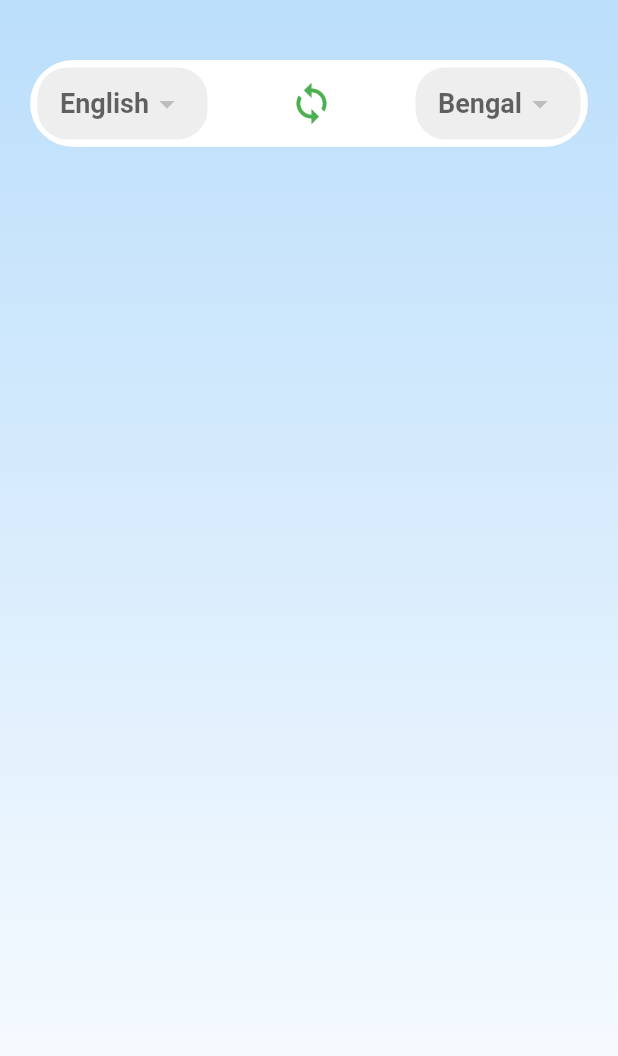
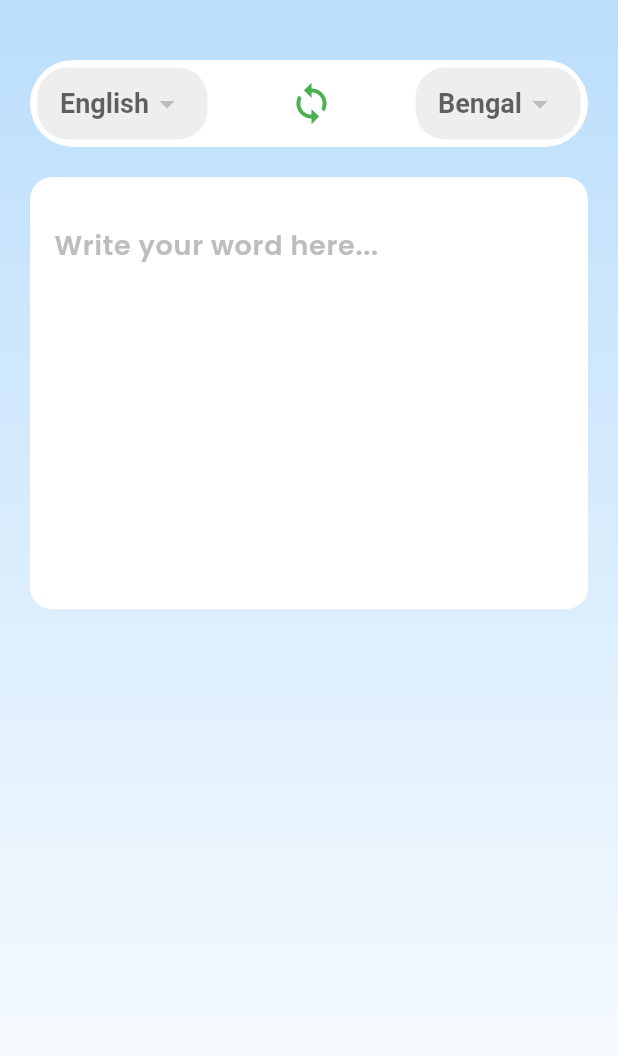
Before and after one commit to masud51435/translator_app, a Flutter app: the screen it shows after launch, on a phone screen of 412 x 824 dp. Shown: the top 1056 px of the screen. Run offline on Flutter 3.47's test engine with Material 3 defaults, Android fonts, the phone set to English and light mode, and no system bars; our stand-ins replace gap, get, google_fonts.

Commit message:
added custom field for show text

```diff
--- a/lib/screen/home_page/home_page.dart
+++ b/lib/screen/home_page/home_page.dart
@@ -1,6 +1,7 @@
 import 'package:flutter/material.dart';
 import 'package:gap/gap.dart';
 import 'package:get/get.dart';
+import 'widgets/custom_field_duo.dart';
 import 'widgets/top_language_section.dart';
 
 class HomePage extends StatelessWidget {
@@ -22,13 +23,13 @@ class HomePage extends StatelessWidget {
             ],
           ),
         ),
-        child: SingleChildScrollView(
-          padding: const EdgeInsets.symmetric(horizontal: 20, vertical: 40),
+        child: const SingleChildScrollView(
+          padding: EdgeInsets.symmetric(horizontal: 20, vertical: 40),
           child: Column(
             children: [
               TopLanguageSection(),
               Gap(20),
-
+              CustomFieldDuo(),
             ],
           ),
         ),
--- /dev/null
+++ b/lib/screen/home_page/widgets/custom_field_duo.dart
@@ -0,0 +1,89 @@
+import 'package:flutter/material.dart';
+import 'package:gap/gap.dart';
+
+class CustomFieldDuo extends StatefulWidget {
+  const CustomFieldDuo({
+    super.key,
+  });
+
+  @override
+  State<CustomFieldDuo> createState() => _CustomFieldDuoState();
+}
+
+class _CustomFieldDuoState extends State<CustomFieldDuo> {
+  final TextEditingController controller = TextEditingController();
+  bool showSecondField = false;
+
+  @override
+  void initState() {
+    super.initState();
+    controller.addListener(() {
+      setState(() {
+        showSecondField = controller.text.isNotEmpty;
+      });
+    });
+  }
+
+  @override
+  Widget build(BuildContext context) {
+    return Column(
+      children: [
+        TextFormField(
+          controller: controller,
+          maxLines: 10,
+          onTapOutside: (event) => FocusManager.instance.primaryFocus?.unfocus(),
+          decoration: InputDecoration(
+            hintText: 'Write your word here...',
+            hintStyle: TextStyle(
+              fontSize: 18,
+              fontWeight: FontWeight.w600,
+              color: Colors.grey.shade400,
+            ),
+            suffix: IconButton(
+              onPressed: () {
+                controller.clear();
+              },
+              icon: Icon(
+                Icons.clear,
+                color: Colors.grey.shade500,
+              ),
+            ),
+            filled: true,
+            fillColor: Colors.white,
+            border: OutlineInputBorder(
+              borderRadius: BorderRadius.circular(15),
+              borderSide: BorderSide.none,
+            ),
+          ),
+        ),
+        if (showSecondField) ...[
+          const Gap(20),
+          TextFormField(
+            maxLines: null,
+            decoration: InputDecoration(
+              hintText: 'Write your word here...',
+              hintStyle: TextStyle(
+                fontSize: 18,
+                fontWeight: FontWeight.w600,
+                color: Colors.grey.shade400,
+              ),
+              suffixIcon: IconButton(
+                onPressed: () {},
+                icon: Icon(
+                  Icons.copy,
+                  color: Colors.grey.shade500,
+                ),
+              ),
+              filled: true,
+              fillColor: Colors.white,
+              border: OutlineInputBorder(
+                borderRadius: BorderRadius.circular(15),
+                borderSide: BorderSide.none,
+              ),
+            ),
+          ),
+        ],
+      ],
+    );
+  }
+}
```
